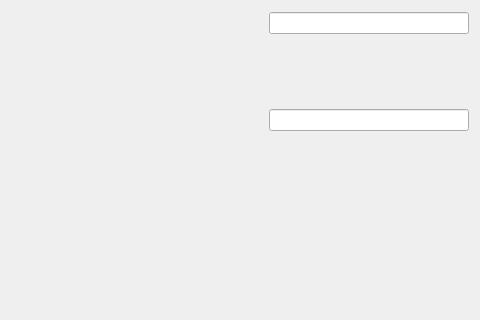
This is BaseClient/Source/LibraryContentWidget.ui in WorksAhead/Base as Qt 5 draws it before an edit; both pictures show x 320 to 800 and y 0 to 320 of the 800 by 800 pixel window. The edited form follows.
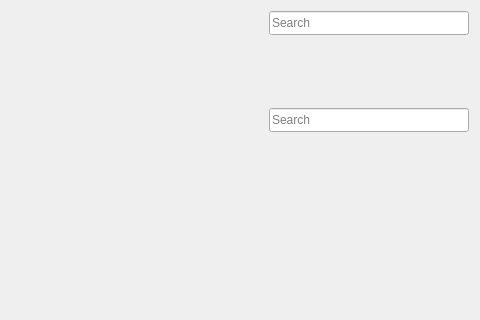
This is the edited form.

What changed in the file:
```diff
--- a/BaseClient/Source/LibraryContentWidget.ui
+++ b/BaseClient/Source/LibraryContentWidget.ui
@@ -49,9 +49,12 @@
        <property name="minimumSize">
         <size>
          <width>200</width>
-         <height>0</height>
+         <height>24</height>
         </size>
        </property>
+       <property name="placeholderText">
+        <string>Search</string>
+       </property>
       </widget>
      </item>
     </layout>
@@ -100,9 +103,12 @@
        <property name="minimumSize">
         <size>
          <width>200</width>
-         <height>0</height>
+         <height>24</height>
         </size>
        </property>
+       <property name="placeholderText">
+        <string>Search</string>
+       </property>
       </widget>
      </item>
     </layout>
```
